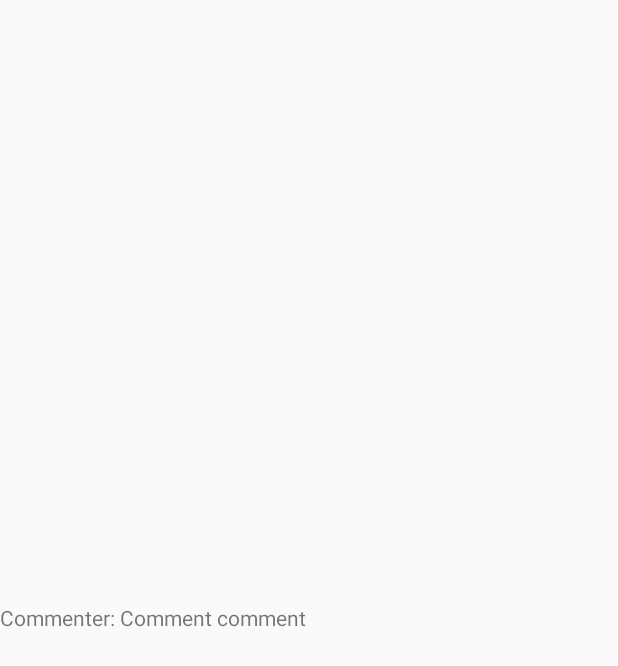
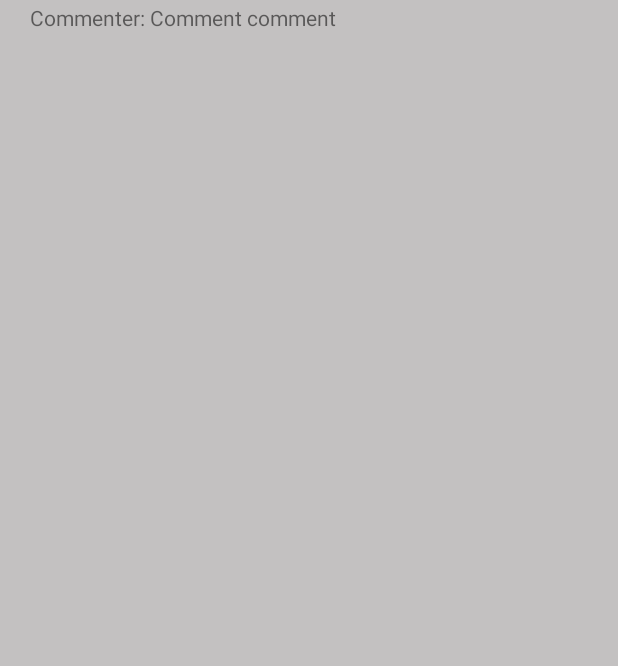
Before and after one commit to claudialuclaudia/Borrow-Android-App, an Android app: the layout comment_item.xml on its own in the app's theme, with its tools: preview values and no code run, on a phone screen of 412 x 824 dp. Shown: the top 666 px of the screen. Run offline under Robolectric (Android 15) with nearby library versions, the phone set to English and light mode, and no system bars.

Commit message:
some color mods

```diff
--- a/app/src/main/res/layout/comment_item.xml
+++ b/app/src/main/res/layout/comment_item.xml
@@ -3,8 +3,9 @@
     xmlns:tools="http://schemas.android.com/tools"
     android:layout_width="match_parent"
     android:layout_height="match_parent"
-    android:paddingBottom="5dp"
-    android:paddingTop="5dp"
+    android:paddingBottom="2dp"
+    android:paddingTop="2dp"
+    android:background="@color/lightGrey"
     >
 
     <TextView
@@ -13,8 +14,10 @@
         android:layout_height="wrap_content"
         android:layout_alignParentLeft="true"
         android:layout_alignParentStart="true"
-        android:layout_centerVertical="true"
         android:text="Commenter: Comment comment"
-        tools:ignore="HardcodedText" />
+        tools:ignore="HardcodedText"
+        android:layout_marginLeft="20dp"
+        android:layout_marginRight="20dp"
+        />
 
 </RelativeLayout>
--- a/app/src/main/res/values/colors.xml
+++ b/app/src/main/res/values/colors.xml
@@ -6,4 +6,5 @@
     <color name="borrowGreen">#31926f</color>
     <color name="black">#000000</color>
     <color name="grey">#a09d9d</color>
+    <color name="lightGrey">#c3c1c1</color>
 </resources>
```
Also changed, not shown: app/src/main/res/layout/activity_detail.xml (+6 -2 lines).
